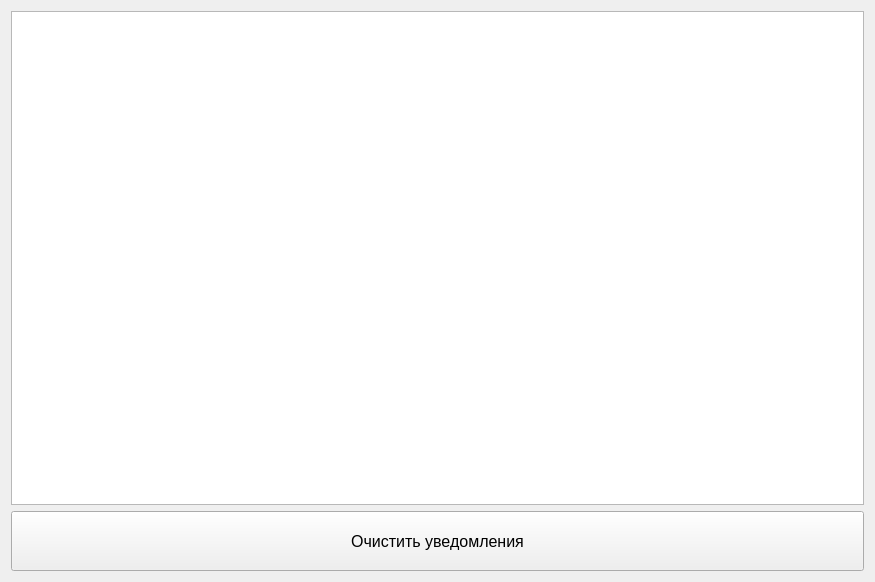
This is allPush.ui in AnGREATern/kanbaner as Qt 5 draws it before an edit. The edited form follows.
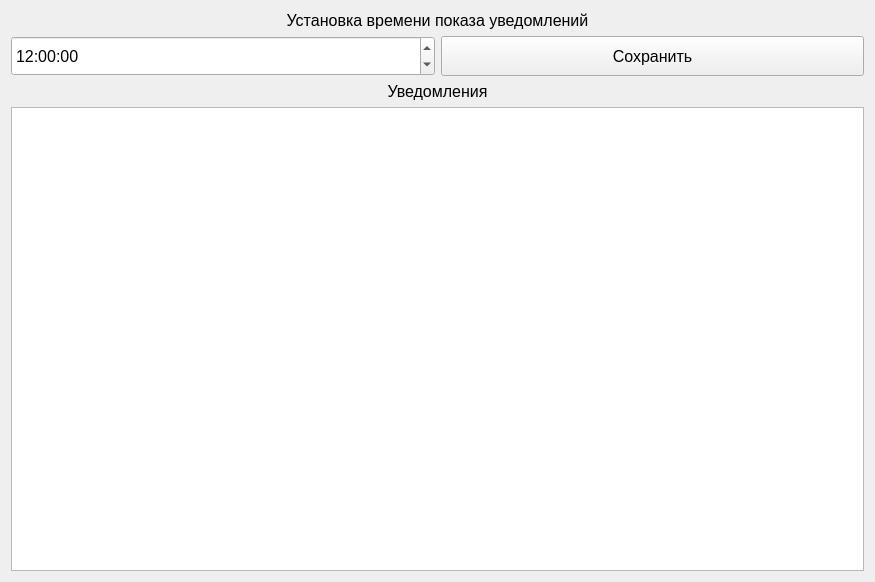
This is the edited form.

Commit message: Графики, вызов уведомлений в определенное время и центр уведомлений

Diff of the .ui file:
```diff
--- a/allPush.ui
+++ b/allPush.ui
@@ -15,23 +15,88 @@
   </property>
   <layout class="QVBoxLayout" name="verticalLayout">
    <item>
-    <widget class="QListWidget" name="listWidget"/>
+    <widget class="QLabel" name="label">
+     <property name="font">
+      <font>
+       <pointsize>12</pointsize>
+      </font>
+     </property>
+     <property name="text">
+      <string>Установка времени показа уведомлений</string>
+     </property>
+     <property name="alignment">
+      <set>Qt::AlignCenter</set>
+     </property>
+    </widget>
    </item>
    <item>
-    <widget class="QPushButton" name="ph_clearPush">
-     <property name="minimumSize">
-      <size>
-       <width>0</width>
-       <height>60</height>
-      </size>
-     </property>
+    <layout class="QHBoxLayout" name="horizontalLayout">
+     <item>
+      <widget class="QTimeEdit" name="timeEdit">
+       <property name="minimumSize">
+        <size>
+         <width>0</width>
+         <height>40</height>
+        </size>
+       </property>
+       <property name="font">
+        <font>
+         <pointsize>12</pointsize>
+        </font>
+       </property>
+       <property name="dateTime">
+        <datetime>
+         <hour>12</hour>
+         <minute>0</minute>
+         <second>0</second>
+         <year>2000</year>
+         <month>1</month>
+         <day>1</day>
+        </datetime>
+       </property>
+      </widget>
+     </item>
+     <item>
+      <widget class="QPushButton" name="pb_save">
+       <property name="minimumSize">
+        <size>
+         <width>0</width>
+         <height>40</height>
+        </size>
+       </property>
+       <property name="font">
+        <font>
+         <pointsize>12</pointsize>
+        </font>
+       </property>
+       <property name="text">
+        <string>Сохранить</string>
+       </property>
+      </widget>
+     </item>
+    </layout>
+   </item>
+   <item>
+    <widget class="QLabel" name="label_2">
      <property name="font">
       <font>
        <pointsize>12</pointsize>
       </font>
      </property>
      <property name="text">
-      <string>Очистить уведомления</string>
+      <string>Уведомления</string>
+     </property>
+     <property name="alignment">
+      <set>Qt::AlignCenter</set>
+     </property>
+    </widget>
+   </item>
+   <item>
+    <widget class="QListWidget" name="listWidget">
+     <property name="font">
+      <font>
+       <pointsize>12</pointsize>
+      </font>
      </property>
     </widget>
    </item>
```
The commit also changes 2 other files.
